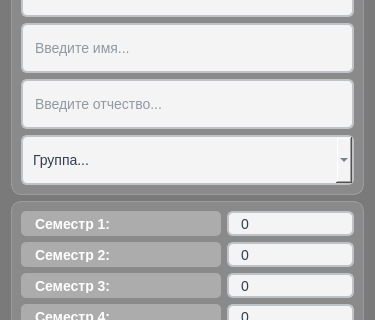
suyeatolog/PPOIS_2, file lab2/ui/addWindow.ui: the form before one commit; both pictures show x 0 to 375 and y 101 to 421 of the 375 by 801 pixel window.
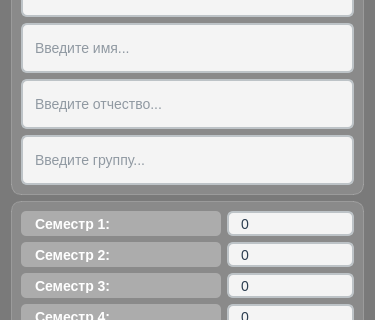
The form after the commit.

Commit message: fix: now can create student of new group instead of choosing from existing groups

The edit to the form file:
```diff
--- a/lab2/ui/addWindow.ui
+++ b/lab2/ui/addWindow.ui
@@ -213,16 +213,18 @@
           </property>
          </widget>
         </item>
+       </layout>
+      </item>
         <item>
-         <widget class="QComboBox" name="groupBox">
+       <widget class="QLineEdit" name="group">
           <property name="minimumSize">
            <size>
-            <width>0</width>
+          <width>100</width>
             <height>50</height>
            </size>
           </property>
           <property name="styleSheet">
-           <string notr="true">QComboBox {
+         <string notr="true">QLineEdit {
     background-color: #f4f4f4;
     border: 2px solid #bdc3c7;
     border-radius: 6px;
@@ -233,17 +235,24 @@
     font-size: 14px;
 }
 
-QComboBox:focus {
+QLineEdit:focus {
     border: 2px solid #3498db;
     background-color: #ffffff;
-}</string>
+}
+
+QLineEdit::placeholder {
+    color: #95a5a6;
+    font-style: italic;
+}
+</string>
+        </property>
+        <property name="text">
+         <string/>
           </property>
           <property name="placeholderText">
-           <string>Группа...</string>
-          </property>
-         </widget>
-        </item>
-       </layout>
+         <string>Введите группу...</string>
+        </property>
+       </widget>
       </item>
      </layout>
     </widget>
```
Lines whose indentation alone changed are shown as unchanged. The commit also changes 3 other files.
